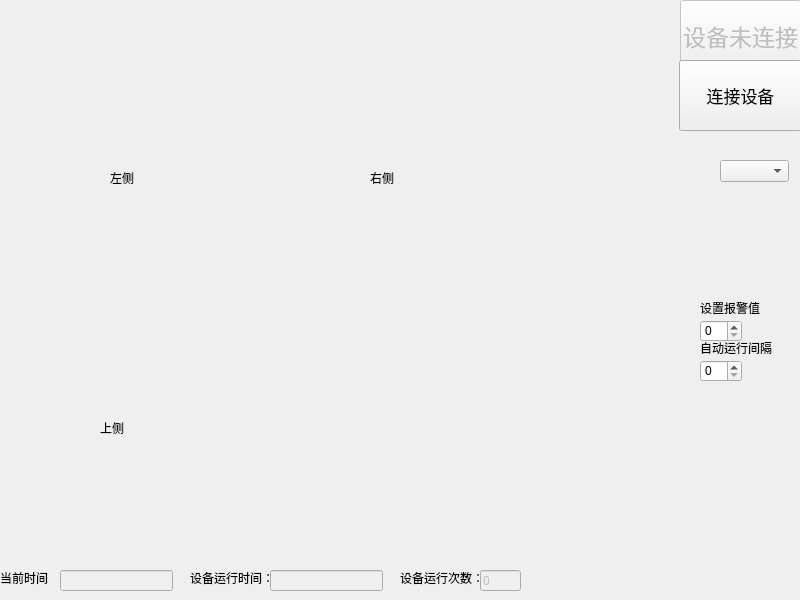
This is code/UI/graduate_design/mainwindow.ui in HIT-zhangrun/graduatedesign as Qt 5 draws it before an edit. The edited form follows.
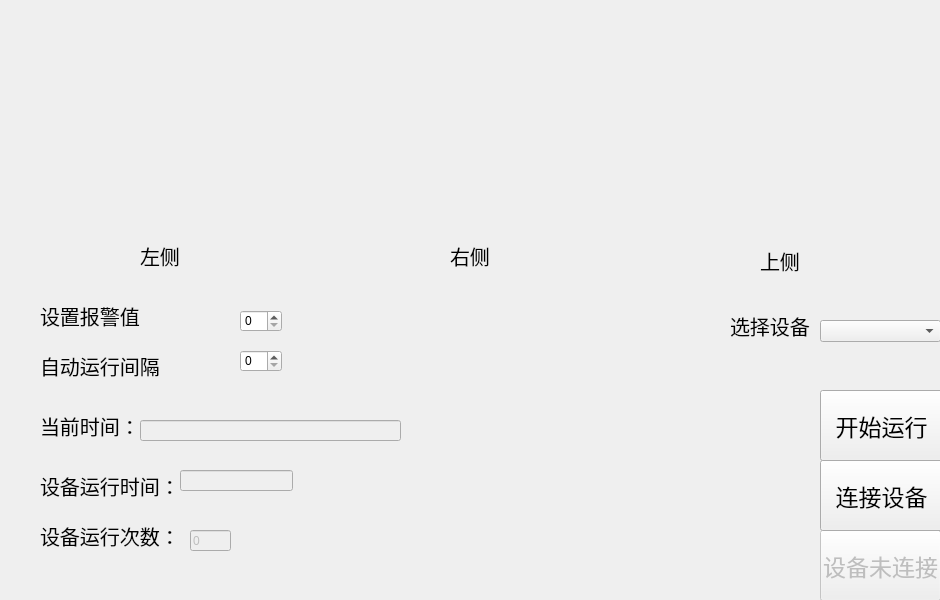
This is the edited form. Custom widgets are drawn as their Qt base class.

The edit to the form file:
```diff
--- a/code/UI/graduate_design/mainwindow.ui
+++ b/code/UI/graduate_design/mainwindow.ui
@@ -6,10 +6,28 @@
    <rect>
     <x>0</x>
     <y>0</y>
-    <width>800</width>
+    <width>940</width>
     <height>600</height>
    </rect>
   </property>
+  <property name="minimumSize">
+   <size>
+    <width>940</width>
+    <height>600</height>
+   </size>
+  </property>
+  <property name="maximumSize">
+   <size>
+    <width>940</width>
+    <height>600</height>
+   </size>
+  </property>
+  <property name="sizeIncrement">
+   <size>
+    <width>800</width>
+    <height>600</height>
+   </size>
+  </property>
   <property name="windowTitle">
    <string>井下围岩变形探测系统</string>
   </property>
@@ -20,8 +38,8 @@
     </property>
     <property name="geometry">
      <rect>
-      <x>680</x>
-      <y>0</y>
+      <x>820</x>
+      <y>530</y>
       <width>121</width>
       <height>71</height>
      </rect>
@@ -38,15 +56,15 @@
    <widget class="QPushButton" name="pushButton">
     <property name="geometry">
      <rect>
-      <x>679</x>
-      <y>60</y>
+      <x>820</x>
+      <y>460</y>
       <width>123</width>
       <height>71</height>
      </rect>
     </property>
     <property name="font">
      <font>
-      <pointsize>13</pointsize>
+      <pointsize>17</pointsize>
      </font>
     </property>
     <property name="text">
@@ -56,12 +74,17 @@
    <widget class="QLabel" name="label">
     <property name="geometry">
      <rect>
-      <x>0</x>
-      <y>570</y>
-      <width>53</width>
-      <height>16</height>
+      <x>40</x>
+      <y>410</y>
+      <width>101</width>
+      <height>31</height>
      </rect>
     </property>
+    <property name="font">
+     <font>
+      <pointsize>15</pointsize>
+     </font>
+    </property>
     <property name="text">
      <string>当前时间：</string>
     </property>
@@ -69,12 +92,17 @@
    <widget class="QLabel" name="label_2">
     <property name="geometry">
      <rect>
-      <x>190</x>
-      <y>570</y>
-      <width>81</width>
-      <height>16</height>
+      <x>40</x>
+      <y>470</y>
+      <width>141</width>
+      <height>31</height>
      </rect>
     </property>
+    <property name="font">
+     <font>
+      <pointsize>15</pointsize>
+     </font>
+    </property>
     <property name="text">
      <string>设备运行时间：</string>
     </property>
@@ -82,12 +110,17 @@
    <widget class="QLabel" name="label_3">
     <property name="geometry">
      <rect>
-      <x>110</x>
-      <y>170</y>
+      <x>140</x>
+      <y>240</y>
       <width>53</width>
-      <height>16</height>
+      <height>31</height>
      </rect>
     </property>
+    <property name="font">
+     <font>
+      <pointsize>15</pointsize>
+     </font>
+    </property>
     <property name="text">
      <string>左侧</string>
     </property>
@@ -95,12 +128,17 @@
    <widget class="QLabel" name="label_4">
     <property name="geometry">
      <rect>
-      <x>370</x>
-      <y>170</y>
+      <x>450</x>
+      <y>240</y>
       <width>53</width>
-      <height>16</height>
+      <height>31</height>
      </rect>
     </property>
+    <property name="font">
+     <font>
+      <pointsize>15</pointsize>
+     </font>
+    </property>
     <property name="text">
      <string>右侧</string>
     </property>
@@ -108,12 +146,17 @@
    <widget class="QLabel" name="label_5">
     <property name="geometry">
      <rect>
-      <x>100</x>
-      <y>420</y>
+      <x>760</x>
+      <y>240</y>
       <width>53</width>
-      <height>16</height>
+      <height>41</height>
      </rect>
     </property>
+    <property name="font">
+     <font>
+      <pointsize>15</pointsize>
+     </font>
+    </property>
     <property name="text">
      <string>上侧</string>
     </property>
@@ -121,12 +164,17 @@
    <widget class="QLabel" name="label_6">
     <property name="geometry">
      <rect>
-      <x>400</x>
-      <y>570</y>
-      <width>81</width>
-      <height>16</height>
+      <x>40</x>
+      <y>520</y>
+      <width>141</width>
+      <height>31</height>
      </rect>
     </property>
+    <property name="font">
+     <font>
+      <pointsize>15</pointsize>
+     </font>
+    </property>
     <property name="text">
      <string>设备运行次数：</string>
     </property>
@@ -134,12 +182,17 @@
    <widget class="QLabel" name="label_7">
     <property name="geometry">
      <rect>
-      <x>700</x>
+      <x>40</x>
       <y>300</y>
-      <width>81</width>
-      <height>16</height>
+      <width>111</width>
+      <height>31</height>
      </rect>
     </property>
+    <property name="font">
+     <font>
+      <pointsize>15</pointsize>
+     </font>
+    </property>
     <property name="text">
      <string>设置报警值</string>
     </property>
@@ -147,12 +200,17 @@
    <widget class="QLabel" name="label_8">
     <property name="geometry">
      <rect>
-      <x>700</x>
-      <y>340</y>
-      <width>101</width>
-      <height>16</height>
+      <x>40</x>
+      <y>350</y>
+      <width>131</width>
+      <height>31</height>
      </rect>
     </property>
+    <property name="font">
+     <font>
+      <pointsize>15</pointsize>
+     </font>
+    </property>
     <property name="text">
      <string>自动运行间隔</string>
     </property>
@@ -163,9 +221,9 @@
     </property>
     <property name="geometry">
      <rect>
-      <x>60</x>
-      <y>570</y>
-      <width>113</width>
+      <x>140</x>
+      <y>420</y>
+      <width>261</width>
       <height>21</height>
      </rect>
     </property>
@@ -176,8 +234,8 @@
     </property>
     <property name="geometry">
      <rect>
-      <x>270</x>
-      <y>570</y>
+      <x>180</x>
+      <y>470</y>
       <width>113</width>
       <height>21</height>
      </rect>
@@ -189,8 +247,8 @@
     </property>
     <property name="geometry">
      <rect>
-      <x>480</x>
-      <y>570</y>
+      <x>190</x>
+      <y>530</y>
       <width>41</width>
       <height>21</height>
      </rect>
@@ -202,8 +260,8 @@
    <widget class="QSpinBox" name="set_auto_time">
     <property name="geometry">
      <rect>
-      <x>700</x>
-      <y>360</y>
+      <x>240</x>
+      <y>350</y>
       <width>42</width>
       <height>22</height>
      </rect>
@@ -212,8 +270,8 @@
    <widget class="QSpinBox" name="set_warming_value">
     <property name="geometry">
      <rect>
-      <x>700</x>
-      <y>320</y>
+      <x>240</x>
+      <y>310</y>
       <width>42</width>
       <height>22</height>
      </rect>
@@ -222,13 +280,79 @@
    <widget class="SerialList" name="comboBox">
     <property name="geometry">
      <rect>
-      <x>720</x>
-      <y>160</y>
-      <width>69</width>
+      <x>820</x>
+      <y>320</y>
+      <width>121</width>
       <height>22</height>
      </rect>
     </property>
    </widget>
+   <widget class="QWidget" name="widget_4" native="true">
+    <property name="geometry">
+     <rect>
+      <x>640</x>
+      <y>50</y>
+      <width>260</width>
+      <height>180</height>
+     </rect>
+    </property>
+   </widget>
+   <widget class="QWidget" name="widget" native="true">
+    <property name="geometry">
+     <rect>
+      <x>40</x>
+      <y>50</y>
+      <width>260</width>
+      <height>180</height>
+     </rect>
+    </property>
+   </widget>
+   <widget class="QWidget" name="widget_3" native="true">
+    <property name="geometry">
+     <rect>
+      <x>340</x>
+      <y>50</y>
+      <width>260</width>
+      <height>180</height>
+     </rect>
+    </property>
+   </widget>
+   <widget class="QLabel" name="label_9">
+    <property name="geometry">
+     <rect>
+      <x>730</x>
+      <y>310</y>
+      <width>81</width>
+      <height>31</height>
+     </rect>
+    </property>
+    <property name="font">
+     <font>
+      <pointsize>15</pointsize>
+     </font>
+    </property>
+    <property name="text">
+     <string>选择设备</string>
+    </property>
+   </widget>
+   <widget class="QPushButton" name="pushButton_2">
+    <property name="geometry">
+     <rect>
+      <x>820</x>
+      <y>390</y>
+      <width>123</width>
+      <height>71</height>
+     </rect>
+    </property>
+    <property name="font">
+     <font>
+      <pointsize>17</pointsize>
+     </font>
+    </property>
+    <property name="text">
+     <string>开始运行</string>
+    </property>
+   </widget>
   </widget>
  </widget>
  <customwidgets>
```
Left out of the diff: 4 changed lines with no effect on the pictures.
